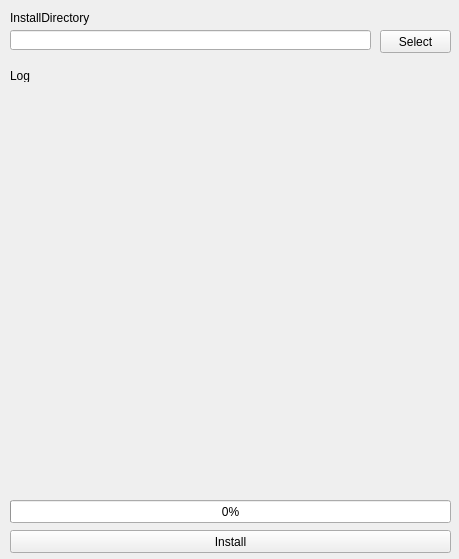
Above: lib/window.ui from thinking-grp/thinkerAI-Installer before the change. Below: the same form after it.
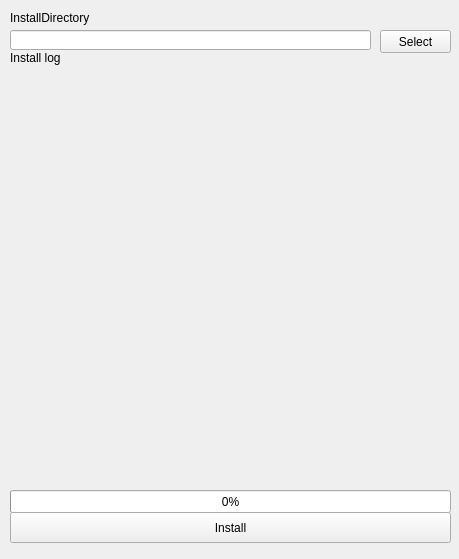
That is the form after the change.

Commit message: 🎨UIの微調整

```diff
--- a/lib/window.ui
+++ b/lib/window.ui
@@ -10,6 +10,18 @@
     <height>559</height>
    </rect>
   </property>
+  <property name="minimumSize">
+   <size>
+    <width>459</width>
+    <height>559</height>
+   </size>
+  </property>
+  <property name="maximumSize">
+   <size>
+    <width>459</width>
+    <height>559</height>
+   </size>
+  </property>
   <property name="windowTitle">
    <string>thinkerAI-installer</string>
   </property>
@@ -54,9 +66,9 @@
     <property name="geometry">
      <rect>
       <x>10</x>
-      <y>90</y>
-      <width>431</width>
-      <height>391</height>
+      <y>60</y>
+      <width>441</width>
+      <height>421</height>
      </rect>
     </property>
     <property name="text">
@@ -70,22 +82,22 @@
     <property name="geometry">
      <rect>
       <x>10</x>
-      <y>70</y>
-      <width>50</width>
-      <height>12</height>
+      <y>50</y>
+      <width>61</width>
+      <height>16</height>
      </rect>
     </property>
     <property name="text">
-     <string>Log</string>
+     <string>Install log</string>
     </property>
    </widget>
    <widget class="QPushButton" name="install_button">
     <property name="geometry">
      <rect>
       <x>10</x>
-      <y>530</y>
+      <y>512</y>
       <width>441</width>
-      <height>23</height>
+      <height>31</height>
      </rect>
     </property>
     <property name="text">
@@ -96,7 +108,7 @@
     <property name="geometry">
      <rect>
       <x>10</x>
-      <y>500</y>
+      <y>490</y>
       <width>441</width>
       <height>23</height>
      </rect>
```
Left out of the diff: 2 changed lines with no effect on the pictures. The commit also changes 1 other file.
